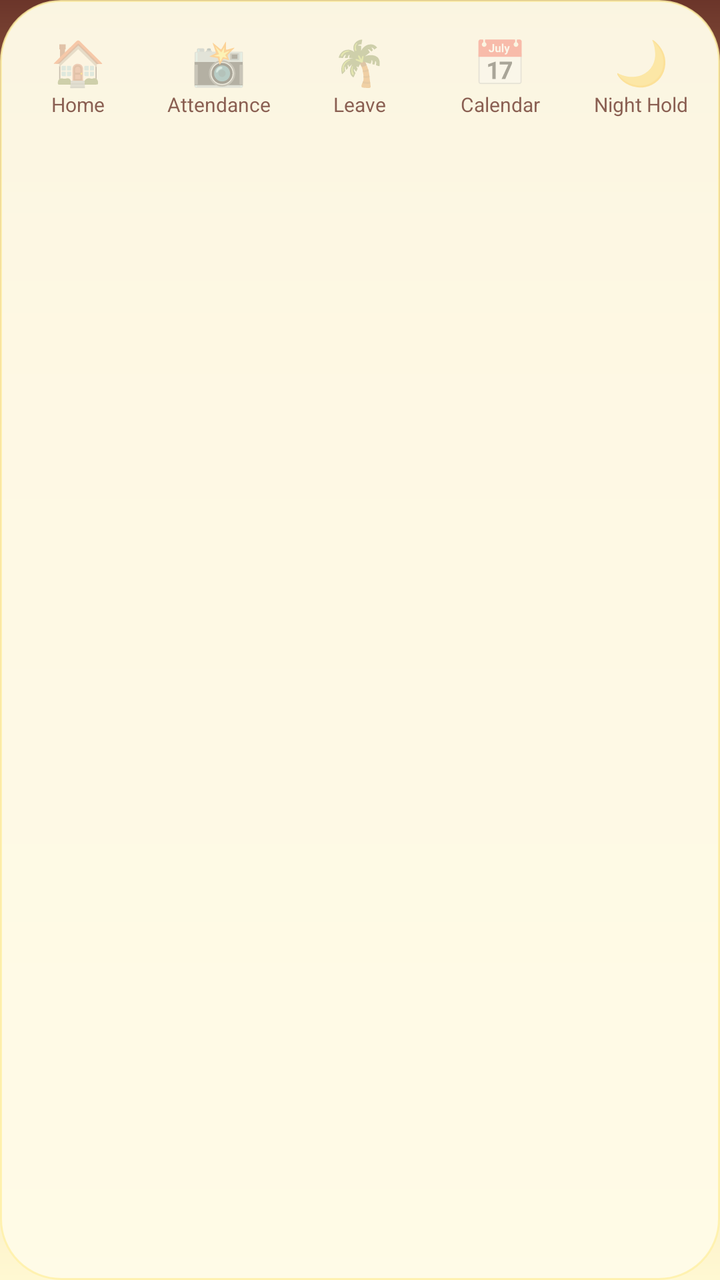
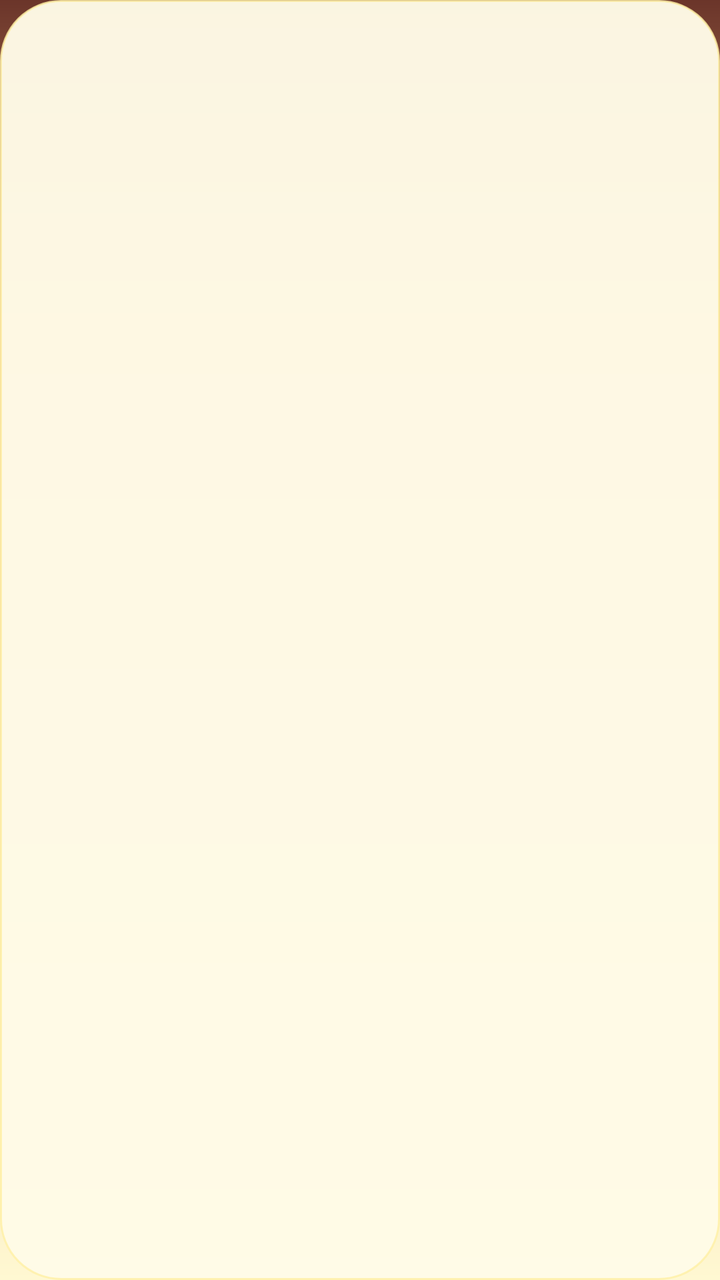

Screens rendered from an Android XML layout before and after an edit, with the pre-edit source and the edit as a unified diff.
<!-- AndroidManifest.xml: application theme Theme.Attendance -->
<!-- res/layout/bottom_nav.xml -->
<?xml version="1.0" encoding="utf-8"?>
<LinearLayout xmlns:android="http://schemas.android.com/apk/res/android"
    android:layout_width="match_parent" android:layout_height="wrap_content"
        android:orientation="horizontal" android:background="@drawable/bg_nav" android:elevation="14dp"
        android:layout_marginStart="14dp" android:layout_marginEnd="14dp" android:layout_marginBottom="12dp" android:layout_marginTop="4dp"
        android:paddingStart="4dp" android:paddingEnd="4dp" android:paddingTop="2dp">
    <LinearLayout android:id="@+id/navHome" android:orientation="vertical" android:gravity="center_horizontal"
        android:clickable="true" android:focusable="true"
        android:layout_width="0dp" android:layout_weight="1" android:layout_height="wrap_content" android:paddingTop="6dp" android:paddingBottom="8dp">
        <View android:layout_width="22dp" android:layout_height="4dp" android:layout_marginBottom="4dp" />
        <TextView android:text="🏠" android:textSize="22sp" android:alpha="0.6"
            android:layout_width="wrap_content" android:layout_height="wrap_content" />
        <TextView android:text="Home" android:textSize="10sp" android:textStyle="normal" android:textColor="@color/muted"
            android:layout_width="wrap_content" android:layout_height="wrap_content" />
    </LinearLayout>
    <LinearLayout android:id="@+id/navAttendance" android:orientation="vertical" android:gravity="center_horizontal"
        android:clickable="true" android:focusable="true"
        android:layout_width="0dp" android:layout_weight="1" android:layout_height="wrap_content" android:paddingTop="6dp" android:paddingBottom="8dp">
        <View android:layout_width="22dp" android:layout_height="4dp" android:layout_marginBottom="4dp" />
        <TextView android:text="📸" android:textSize="22sp" android:alpha="0.6"
            android:layout_width="wrap_content" android:layout_height="wrap_content" />
        <TextView android:text="Attendance" android:textSize="10sp" android:textStyle="normal" android:textColor="@color/muted"
            android:layout_width="wrap_content" android:layout_height="wrap_content" />
    </LinearLayout>
    <LinearLayout android:id="@+id/navLeave" android:orientation="vertical" android:gravity="center_horizontal"
        android:clickable="true" android:focusable="true"
        android:layout_width="0dp" android:layout_weight="1" android:layout_height="wrap_content" android:paddingTop="6dp" android:paddingBottom="8dp">
        <View android:layout_width="22dp" android:layout_height="4dp" android:layout_marginBottom="4dp" />
        <TextView android:text="🌴" android:textSize="22sp" android:alpha="0.6"
            android:layout_width="wrap_content" android:layout_height="wrap_content" />
        <TextView android:text="Leave" android:textSize="10sp" android:textStyle="normal" android:textColor="@color/muted"
            android:layout_width="wrap_content" android:layout_height="wrap_content" />
    </LinearLayout>
    <LinearLayout android:id="@+id/navTeam" android:orientation="vertical" android:gravity="center_horizontal"
        android:clickable="true" android:focusable="true" android:visibility="gone"
        android:layout_width="0dp" android:layout_weight="1" android:layout_height="wrap_content" android:paddingTop="6dp" android:paddingBottom="8dp">
        <View android:layout_width="22dp" android:layout_height="4dp" android:layout_marginBottom="4dp" />
        <TextView android:text="👥" android:textSize="22sp" android:alpha="0.6"
            android:layout_width="wrap_content" android:layout_height="wrap_content" />
        <TextView android:text="Team" android:textSize="10sp" android:textStyle="normal" android:textColor="@color/muted"
            android:layout_width="wrap_content" android:layout_height="wrap_content" />
    </LinearLayout>
    <LinearLayout android:id="@+id/navCalendar" android:orientation="vertical" android:gravity="center_horizontal"
        android:clickable="true" android:focusable="true"
        android:layout_width="0dp" android:layout_weight="1" android:layout_height="wrap_content" android:paddingTop="6dp" android:paddingBottom="8dp">
        <View android:layout_width="22dp" android:layout_height="4dp" android:layout_marginBottom="4dp" />
        <TextView android:text="📅" android:textSize="22sp" android:alpha="0.6"
            android:layout_width="wrap_content" android:layout_height="wrap_content" />
        <TextView android:text="Calendar" android:textSize="10sp" android:textStyle="normal" android:textColor="@color/muted"
            android:layout_width="wrap_content" android:layout_height="wrap_content" />
    </LinearLayout>
    <LinearLayout android:id="@+id/navNight" android:orientation="vertical" android:gravity="center_horizontal"
        android:clickable="true" android:focusable="true"
        android:layout_width="0dp" android:layout_weight="1" android:layout_height="wrap_content" android:paddingTop="6dp" android:paddingBottom="8dp">
        <View android:layout_width="22dp" android:layout_height="4dp" android:layout_marginBottom="4dp" />
        <TextView android:text="🌙" android:textSize="22sp" android:alpha="0.6"
            android:layout_width="wrap_content" android:layout_height="wrap_content" />
        <TextView android:text="Night Hold" android:textSize="10sp" android:textStyle="normal" android:textColor="@color/muted"
            android:layout_width="wrap_content" android:layout_height="wrap_content" />
    </LinearLayout>
    </LinearLayout>
<!-- resources referenced by this layout -->
<resources>
  <color name="muted">#8A5F52</color>
  <!-- drawable bg_nav (drawable) -->
  <?xml version="1.0" encoding="utf-8"?>
  <shape xmlns:android="http://schemas.android.com/apk/res/android" android:shape="rectangle">
      <solid android:color="@color/nav_fill" />
      <stroke android:width="1dp" android:color="@color/nav_edge" />
      <corners android:radius="30dp" />
  </shape>
  <style name="Theme.Attendance" parent="Theme.MaterialComponents.DayNight.NoActionBar">
          <item name="colorPrimary">@color/primary</item>
          <item name="colorPrimaryVariant">@color/primary_dark</item>
          <item name="colorOnPrimary">@color/on_accent</item>
          <item name="colorSecondary">@color/accent</item>
          <item name="colorSurface">@color/surface</item>
          <item name="colorOnSurface">@color/on_surface</item>
          <item name="android:windowBackground">@drawable/bg_app</item>
          <item name="android:statusBarColor">@color/sky_top</item>
          <item name="materialButtonStyle">@style/Btn</item>
          <item name="materialCardViewStyle">@style/GlassCard</item>
      </style>
  <color name="nav_fill">#F7FFFBE8</color>
  <color name="nav_edge">#CCFFF1A6</color>
  <color name="primary">#6B352A</color>
  <color name="primary_dark">#4A241C</color>
  <color name="on_accent">#FFF1A6</color>
  <color name="accent">#6B352A</color>
  <color name="surface">#FFFDF2</color>
  <color name="on_surface">#3E1D16</color>
  <!-- drawable bg_app (drawable) -->
  <?xml version="1.0" encoding="utf-8"?>
  <shape xmlns:android="http://schemas.android.com/apk/res/android" android:shape="rectangle">
      <gradient android:type="linear" android:angle="270"
          android:startColor="@color/app_top" android:centerColor="@color/app_mid" android:endColor="@color/app_end" android:centerY="0.26" />
  </shape>
  <color name="sky_top">#6B352A</color>
  <style name="Btn" parent="Widget.MaterialComponents.Button">
          <item name="backgroundTint">@color/btn_accent_tint</item>
          <item name="cornerRadius">28dp</item>
          <item name="android:textAllCaps">false</item>
          <item name="android:textSize">16sp</item>
          <item name="android:textStyle">bold</item>
          <item name="android:letterSpacing">0</item>
          <item name="android:minHeight">56dp</item>
      </style>
  <style name="GlassCard" parent="Widget.MaterialComponents.CardView">
          <item name="cardCornerRadius">24dp</item>
          <item name="cardElevation">4dp</item>
          <item name="cardBackgroundColor">@color/glass</item>
          <item name="strokeColor">@color/glass_edge</item>
          <item name="strokeWidth">1dp</item>
      </style>
  <color name="app_top">#6B352A</color>
  <color name="app_mid">#D6A06B</color>
  <color name="app_end">#FFF8D2</color>
  <color name="glass">#F5FFFDF0</color>
  <color name="glass_edge">#99FFFFFF</color>
</resources>

<!-- the commit's change to res/layout/bottom_nav.xml (unified diff, before → after) -->
@@ -1,61 +1,7 @@
 <?xml version="1.0" encoding="utf-8"?>
 <LinearLayout xmlns:android="http://schemas.android.com/apk/res/android"
+    android:id="@+id/navBar"
     android:layout_width="match_parent" android:layout_height="wrap_content"
-        android:orientation="horizontal" android:background="@drawable/bg_nav" android:elevation="14dp"
-        android:layout_marginStart="14dp" android:layout_marginEnd="14dp" android:layout_marginBottom="12dp" android:layout_marginTop="4dp"
-        android:paddingStart="4dp" android:paddingEnd="4dp" android:paddingTop="2dp">
-    <LinearLayout android:id="@+id/navHome" android:orientation="vertical" android:gravity="center_horizontal"
-        android:clickable="true" android:focusable="true"
-        android:layout_width="0dp" android:layout_weight="1" android:layout_height="wrap_content" android:paddingTop="6dp" android:paddingBottom="8dp">
-        <View android:layout_width="22dp" android:layout_height="4dp" android:layout_marginBottom="4dp" />
-        <TextView android:text="🏠" android:textSize="22sp" android:alpha="0.6"
-            android:layout_width="wrap_content" android:layout_height="wrap_content" />
-        <TextView android:text="Home" android:textSize="10sp" android:textStyle="normal" android:textColor="@color/muted"
-            android:layout_width="wrap_content" android:layout_height="wrap_content" />
-    </LinearLayout>
-    <LinearLayout android:id="@+id/navAttendance" android:orientation="vertical" android:gravity="center_horizontal"
-        android:clickable="true" android:focusable="true"
-        android:layout_width="0dp" android:layout_weight="1" android:layout_height="wrap_content" android:paddingTop="6dp" android:paddingBottom="8dp">
-        <View android:layout_width="22dp" android:layout_height="4dp" android:layout_marginBottom="4dp" />
-        <TextView android:text="📸" android:textSize="22sp" android:alpha="0.6"
-            android:layout_width="wrap_content" android:layout_height="wrap_content" />
-        <TextView android:text="Attendance" android:textSize="10sp" android:textStyle="normal" android:textColor="@color/muted"
-            android:layout_width="wrap_content" android:layout_height="wrap_content" />
-    </LinearLayout>
-    <LinearLayout android:id="@+id/navLeave" android:orientation="vertical" android:gravity="center_horizontal"
-        android:clickable="true" android:focusable="true"
-        android:layout_width="0dp" android:layout_weight="1" android:layout_height="wrap_content" android:paddingTop="6dp" android:paddingBottom="8dp">
-        <View android:layout_width="22dp" android:layout_height="4dp" android:layout_marginBottom="4dp" />
-        <TextView android:text="🌴" android:textSize="22sp" android:alpha="0.6"
-            android:layout_width="wrap_content" android:layout_height="wrap_content" />
-        <TextView android:text="Leave" android:textSize="10sp" android:textStyle="normal" android:textColor="@color/muted"
-            android:layout_width="wrap_content" android:layout_height="wrap_content" />
-    </LinearLayout>
-    <LinearLayout android:id="@+id/navTeam" android:orientation="vertical" android:gravity="center_horizontal"
-        android:clickable="true" android:focusable="true" android:visibility="gone"
-        android:layout_width="0dp" android:layout_weight="1" android:layout_height="wrap_content" android:paddingTop="6dp" android:paddingBottom="8dp">
-        <View android:layout_width="22dp" android:layout_height="4dp" android:layout_marginBottom="4dp" />
-        <TextView android:text="👥" android:textSize="22sp" android:alpha="0.6"
-            android:layout_width="wrap_content" android:layout_height="wrap_content" />
-        <TextView android:text="Team" android:textSize="10sp" android:textStyle="normal" android:textColor="@color/muted"
-            android:layout_width="wrap_content" android:layout_height="wrap_content" />
-    </LinearLayout>
-    <LinearLayout android:id="@+id/navCalendar" android:orientation="vertical" android:gravity="center_horizontal"
-        android:clickable="true" android:focusable="true"
-        android:layout_width="0dp" android:layout_weight="1" android:layout_height="wrap_content" android:paddingTop="6dp" android:paddingBottom="8dp">
-        <View android:layout_width="22dp" android:layout_height="4dp" android:layout_marginBottom="4dp" />
-        <TextView android:text="📅" android:textSize="22sp" android:alpha="0.6"
-            android:layout_width="wrap_content" android:layout_height="wrap_content" />
-        <TextView android:text="Calendar" android:textSize="10sp" android:textStyle="normal" android:textColor="@color/muted"
-            android:layout_width="wrap_content" android:layout_height="wrap_content" />
-    </LinearLayout>
-    <LinearLayout android:id="@+id/navNight" android:orientation="vertical" android:gravity="center_horizontal"
-        android:clickable="true" android:focusable="true"
-        android:layout_width="0dp" android:layout_weight="1" android:layout_height="wrap_content" android:paddingTop="6dp" android:paddingBottom="8dp">
-        <View android:layout_width="22dp" android:layout_height="4dp" android:layout_marginBottom="4dp" />
-        <TextView android:text="🌙" android:textSize="22sp" android:alpha="0.6"
-            android:layout_width="wrap_content" android:layout_height="wrap_content" />
-        <TextView android:text="Night Hold" android:textSize="10sp" android:textStyle="normal" android:textColor="@color/muted"
-            android:layout_width="wrap_content" android:layout_height="wrap_content" />
-    </LinearLayout>
-    </LinearLayout>
+    android:orientation="horizontal" android:background="@drawable/bg_nav" android:elevation="14dp"
+    android:layout_marginStart="14dp" android:layout_marginEnd="14dp" android:layout_marginBottom="12dp" android:layout_marginTop="4dp"
+    android:paddingStart="4dp" android:paddingEnd="4dp" android:paddingTop="2dp" />
<!-- resource entries referenced after the edit -->
@@ -1,6 +1,5 @@
 <!-- resources referenced by this layout -->
 <resources>
-  <color name="muted">#8A5F52</color>
   <!-- drawable bg_nav (drawable) -->
   <?xml version="1.0" encoding="utf-8"?>
   <shape xmlns:android="http://schemas.android.com/apk/res/android" android:shape="rectangle">
